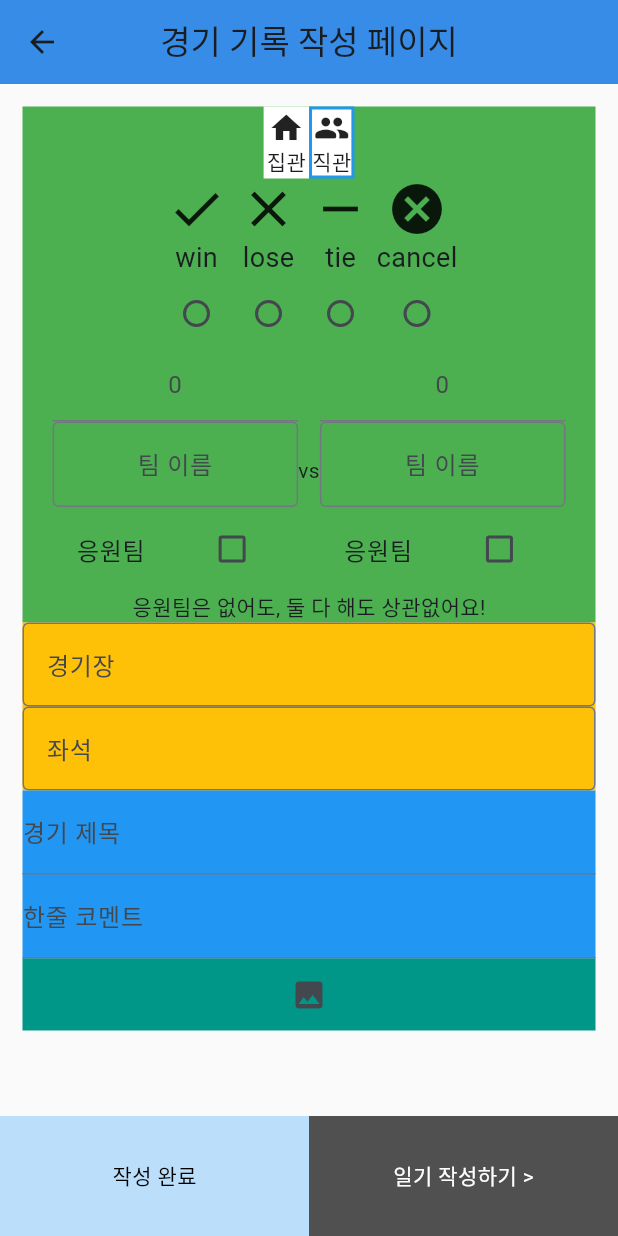
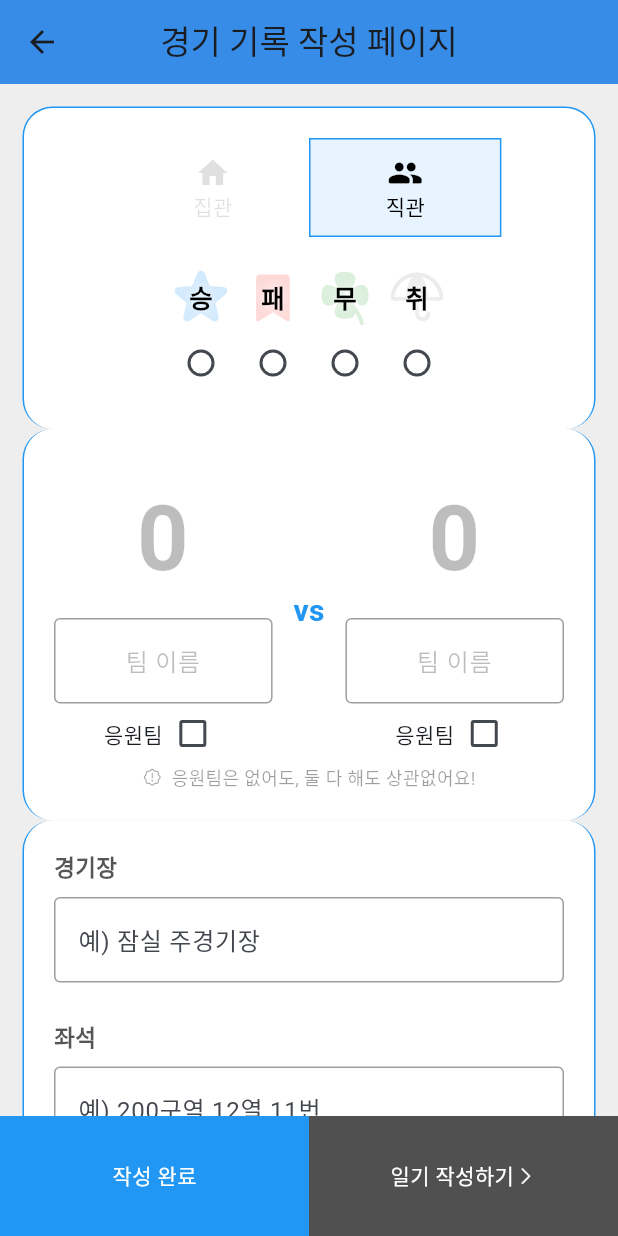
Before and after one commit to sangsu-yale/stikku_frontend, a Flutter app: the WritePage screen opened by its route, after a tap on "직관", on a phone screen of 412 x 824 dp. Run offline on Flutter 3.47's test engine with Material 3 defaults, Android fonts, the phone set to English and light mode, and no system bars; our stand-ins replace device_preview, dio, flutter_speed_dial, get, google_sign_in, image_picker and 3 more; accounts and stored records are empty; generated files the repository leaves out were written again.

Commit message:
디자인 : 폼

```diff
--- a/lib/pages/write_page.dart
+++ b/lib/pages/write_page.dart
@@ -1,6 +1,7 @@
 import 'package:flutter/material.dart';
 import 'package:flutter/services.dart';
 import 'package:get/get.dart';
+import 'package:stikku_frontend/config/custom_icons.dart';
 import 'package:stikku_frontend/controllers/diary_dialog_controller.dart';
 import 'package:stikku_frontend/controllers/write_form_controller.dart';
 
@@ -8,6 +9,7 @@ part '../widgets/write/section_4_form.dart';
 part '../widgets/write/section_3_form.dart';
 part '../widgets/write/section_2_form.dart';
 part '../widgets/write/section_1_form.dart';
+part '../widgets/write/section_0_form.dart';
 part '../widgets/write/two_bottom_buttons.dart';
 
 class WritePage extends StatelessWidget {
@@ -51,12 +53,13 @@ class WritePage extends StatelessWidget {
 
       // body
       body: Container(
-        padding: const EdgeInsets.all(15),
+        color: Colors.grey[200],
         // <------------- 스크롤뷰 ------------->
         child: SingleChildScrollView(
           // <------------- 폼 시작 ------------->
           child: Column(
             children: [
+              _Section0Form(formController: formController),
               // 1번 : 직관 유무 / 게임 결과 / 팀별 점수, 이름 / 응원팀 유무
               _Section1Form(
                 formController: formController,
@@ -90,11 +93,11 @@ class WritePage extends StatelessWidget {
                   }
                 },
                 child: Container(
-                  color: Colors.blue[100],
+                  color: Colors.blue,
                   child: const Column(
                     mainAxisAlignment: MainAxisAlignment.center,
                     children: <Widget>[
-                      Text("작성 완료", style: TextStyle(color: Colors.black))
+                      Text("작성 완료", style: TextStyle(color: Colors.white))
                     ],
                   ),
                 ),
@@ -116,7 +119,18 @@ class WritePage extends StatelessWidget {
                   child: const Column(
                     mainAxisAlignment: MainAxisAlignment.center,
                     children: <Widget>[
-                      Text("일기 작성하기 >", style: TextStyle(color: Colors.white))
+                      Row(
+                        mainAxisAlignment: MainAxisAlignment.center,
+                        children: [
+                          Text("일기 작성하기",
+                              style: TextStyle(color: Colors.white)),
+                          Icon(
+                            Custom.caretright,
+                            color: Colors.white,
+                            size: 15,
+                          )
+                        ],
+                      )
                     ],
                   ),
                 ),
--- a/lib/widgets/calendar/fab_write_button.dart
+++ b/lib/widgets/calendar/fab_write_button.dart
@@ -53,7 +53,7 @@ class _FabWriteButton extends StatelessWidget {
 // child 버튼 설정
   SpeedDialChild dialChild(result, resultLabel, resultIcon, color) {
     return SpeedDialChild(
-      backgroundColor: Colors.transparent,
+      backgroundColor: Colors.white,
       elevation: 0,
       onTap: () {
         Get.toNamed('/write', arguments: {
--- /dev/null
+++ b/lib/widgets/write/section_0_form.dart
@@ -0,0 +1,180 @@
+part of '../../pages/write_page.dart';
+
+class _Section0Form extends StatelessWidget {
+  const _Section0Form({
+    required this.formController,
+  });
+
+  final FormController formController;
+
+  @override
+  Widget build(BuildContext context) {
+    return Center(
+      child: Container(
+        margin: const EdgeInsets.fromLTRB(15, 15, 15, 0),
+        padding: const EdgeInsets.all(20),
+        decoration: BoxDecoration(
+          color: Colors.white,
+          borderRadius: BorderRadius.circular(20),
+          border: const Border(
+            top: BorderSide(width: 1.0, color: Colors.blue),
+            left: BorderSide(width: 1.0, color: Colors.blue),
+            right: BorderSide(width: 1.0, color: Colors.blue),
+            // 아래쪽 경계선을 설정하지 않음
+          ),
+        ),
+        // * 1번 폼 (✅ 직관 유무, 점수 2, 팀 이름 2, 응원팀 2)
+        child: Column(
+          children: [
+            // ✅ 직관 유무
+            Row(
+              mainAxisAlignment: MainAxisAlignment.center,
+              children: [
+                _buildObserverButton(false, Icons.home, "집관", formController),
+                _buildObserverButton(
+                    true, Icons.group_rounded, "직관", formController),
+              ],
+            ),
+            const SizedBox(
+              height: 20,
+            ),
+            // ✅ 승취무패
+            Row(
+              mainAxisAlignment: MainAxisAlignment.center,
+              children: _buildResultOption(),
+            ),
+          ],
+        ),
+      ),
+    );
+  }
+
+// ✅ 승패무취
+  List<Widget> _buildResultOption() {
+    return List.generate(4, (index) {
+      // 승취무패 옵션
+
+      IconData icon;
+      Color color;
+      String options;
+      String viewOptions;
+
+      switch (index) {
+        case 0:
+          icon = Custom.star_1;
+          color = Colors.blue;
+          options = 'win';
+          viewOptions = '승';
+          break;
+        case 1:
+          icon = Custom.bookmarksimple__1_;
+          color = Colors.red;
+          options = 'lose';
+          viewOptions = '패';
+          break;
+        case 2:
+          icon = Custom.clover__1_;
+          color = Colors.green;
+          options = 'tie';
+          viewOptions = '무';
+          break;
+        case 3:
+          icon = Custom.umbrella__1_;
+          color = Colors.grey;
+          options = 'cancel';
+          viewOptions = '취';
+          break;
+        default:
+          icon = Custom.alien; // 기본 아이콘 설정
+          color = Colors.black; // 기본 색상 설정
+          options = 'cancel';
+          viewOptions = '취';
+      }
+      return Row(
+        mainAxisAlignment: MainAxisAlignment.center,
+        children: [
+          Column(
+            children: [
+              Stack(
+                alignment: AlignmentDirectional.center,
+                children: [
+                  Icon(
+                    icon,
+                    size: 40,
+                    color: color.withOpacity(0.2),
+                  ),
+                  Text(
+                    viewOptions,
+                    style: const TextStyle(
+                      fontSize: 17,
+                      color: Colors.black,
+                      fontWeight: FontWeight.w900,
+                      shadows: [
+                        BoxShadow(
+                          color: Colors.white,
+                          spreadRadius: 1,
+                          blurRadius: 10,
+                          offset: Offset(0, 0),
+                        ),
+                      ],
+                    ),
+                  ),
+                ],
+              ),
+              Obx(() {
+                return Radio<String>(
+                  value: options,
+                  groupValue: formController.result.value,
+                  onChanged: (value) {
+                    formController.result.value = value!;
+                  },
+                );
+              }),
+            ],
+          ),
+        ],
+      );
+    });
+  }
+}
+
+// 직관, 집관 유무
+Widget _buildObserverButton(bool selectedValue, IconData icon, String label,
+    FormController formController) {
+  return Obx(() {
+    return GestureDetector(
+      onTap: () {
+        formController.setSelectedValue(selectedValue);
+      },
+      child: Container(
+        padding: const EdgeInsets.symmetric(horizontal: 50, vertical: 10),
+        decoration: BoxDecoration(
+          color: selectedValue == formController.viewingMode.value
+              ? const Color.fromARGB(255, 231, 244, 255)
+              : Colors.transparent,
+          border: Border.all(
+            color: selectedValue == formController.viewingMode.value
+                ? Colors.blue
+                : Colors.transparent,
+            width: 1.0,
+          ),
+        ),
+        child: Column(
+          children: [
+            Icon(icon,
+                color: selectedValue == formController.viewingMode.value
+                    ? Colors.black
+                    : Colors.black12),
+            Text(
+              label,
+              style: TextStyle(
+                  color: selectedValue == formController.viewingMode.value
+                      ? Colors.black
+                      : Colors.black12),
+            ),
+          ],
+        ),
+      ),
+    );
+  });
+}
--- a/lib/widgets/write/section_1_form.dart
+++ b/lib/widgets/write/section_1_form.dart
@@ -9,85 +9,64 @@ class _Section1Form extends StatelessWidget {
 
   @override
   Widget build(BuildContext context) {
-    return Container(
-      color: Colors.green,
+    return Center(
+      child: Container(
+        margin: const EdgeInsets.fromLTRB(15, 0, 15, 0),
+        padding: const EdgeInsets.all(20),
+        decoration: BoxDecoration(
+          color: Colors.white,
+          borderRadius: BorderRadius.circular(20),
+          border: const Border(
+            left: BorderSide(width: 1.0, color: Colors.blue),
+            right: BorderSide(width: 1.0, color: Colors.blue),
+            // 아래쪽 경계선을 설정하지 않음
+          ),
+        ),
         // * 1번 폼 (✅ 직관 유무, 점수 2, 팀 이름 2, 응원팀 2)
         child: Column(
           children: [
-          // ✅ 직관 유무
-          Row(
-            mainAxisAlignment: MainAxisAlignment.center,
-            children: [
-              _buildObserverButton(false, Icons.home, "집관", formController),
-              _buildObserverButton(
-                  true, Icons.group_rounded, "직관", formController),
-            ],
-          ),
-
-          // ✅ 승취무패
-          Row(
-            mainAxisAlignment: MainAxisAlignment.center,
-            children: _buildResultOption(),
-          ),
-
             // ✅ 점수, 팀 이름, 응원팀
             Row(
-            mainAxisAlignment: MainAxisAlignment.center,
+              mainAxisAlignment: MainAxisAlignment.spaceBetween,
               crossAxisAlignment: CrossAxisAlignment.center,
               children: [
                 // 1팀
                 _buildTeamInput(1, formController.score1, formController.team1,
                     formController.team1IsMyTeam),
-              const Flexible(flex: 1, child: Text("vs")),
+                const Flexible(
+                    flex: 1,
+                    child: Text(
+                      "vs",
+                      style: TextStyle(
+                          fontSize: 20,
+                          fontWeight: FontWeight.bold,
+                          color: Colors.blue),
+                    )),
                 // 2팀
                 _buildTeamInput(2, formController.score2, formController.team2,
                     formController.team2IsMyTeam),
               ],
             ),
-          const Text("응원팀은 없어도, 둘 다 해도 상관없어요!"),
+            const Row(
+              crossAxisAlignment: CrossAxisAlignment.center,
+              mainAxisAlignment: MainAxisAlignment.center,
+              children: [
+                Icon(Custom.sealwarning_1, size: 13, color: Colors.black38),
+                Text(
+                  "  응원팀은 없어도, 둘 다 해도 상관없어요!",
+                  style: TextStyle(fontSize: 12, color: Colors.black38),
+                ),
               ],
+            ),
+          ],
+        ),
       ),
     );
   }
 
-// 승패무취
-  List<Widget> _buildResultOption() {
-    return List.generate(4, (index) {
-      // 승취무패 옵션
-      final List<String> options = ["win", "lose", "tie", "cancel"];
-      final List<IconData> icons = [
-        Icons.check,
-        Icons.close,
-        Icons.remove,
-        Icons.cancel,
-      ];
-      return Row(
-        mainAxisAlignment: MainAxisAlignment.center,
-        children: [
-          Column(
-            children: [
-              Icon(icons[index], size: 40),
-              Text(options[index], style: const TextStyle(fontSize: 18)),
-              Obx(() {
-                return Radio<String>(
-                  value: options[index],
-                  groupValue: formController.result.value,
-                  onChanged: (value) {
-                    formController.result.value = value!;
-                  },
-                );
-              }),
-            ],
-          ),
-        ],
-      );
-    });
-  }
-}
-
 // 점수, 팀 이름, 응원팀 폼
-Widget _buildTeamInput(int teamNumber, RxString scoreValue, RxString teamValue,
-    RxBool isMyTeamValue) {
+  Widget _buildTeamInput(int teamNumber, RxString scoreValue,
+      RxString teamValue, RxBool isMyTeamValue) {
     return Flexible(
       flex: 3,
       fit: FlexFit.tight,
@@ -96,18 +75,17 @@ Widget _buildTeamInput(int teamNumber, RxString scoreValue, RxString teamValue,
           // 팀 점수
           Obx(() {
             return TextFormField(
+              style: const TextStyle(fontSize: 60, fontWeight: FontWeight.bold),
               initialValue: scoreValue.value == '0' ? null : scoreValue.value,
               onChanged: (value) {
                 scoreValue.value = value;
               },
               keyboardType: TextInputType.number,
               textAlign: TextAlign.center,
-            decoration: InputDecoration(
+              decoration: const InputDecoration(
                 hintText: '0',
-              border: scoreValue.value.isEmpty
-                  ? const OutlineInputBorder(
-                      borderSide: BorderSide(color: Colors.red))
-                  : null,
+                hintStyle: TextStyle(color: Colors.black26),
+                border: InputBorder.none,
               ),
               inputFormatters: <TextInputFormatter>[
                 FilteringTextInputFormatter.digitsOnly // 숫자만 입력 가능하도록 설정
@@ -122,25 +100,42 @@ Widget _buildTeamInput(int teamNumber, RxString scoreValue, RxString teamValue,
               teamValue.value = value;
             },
             textAlign: TextAlign.center,
-          decoration: InputDecoration(
+            decoration: const InputDecoration(
               hintText: '팀 이름',
-            border: teamValue.value.isEmpty
-                ? const OutlineInputBorder(
-                    borderSide: BorderSide(color: Colors.red))
-                : null,
+              hintStyle: TextStyle(color: Colors.black26),
+              border: OutlineInputBorder(
+                borderSide: BorderSide(color: Colors.red),
+              ),
+              focusedBorder: OutlineInputBorder(
+                borderSide: BorderSide(color: Colors.blue), // 포커스 시 보더 색상
+              ),
+              enabledBorder: OutlineInputBorder(
+                borderSide: BorderSide(color: Colors.grey), // 활성화된 상태의 보더 색상
+              ),
+              errorBorder: OutlineInputBorder(
+                borderSide: BorderSide(color: Colors.redAccent), // 에러 상태의 보더 색상
+              ),
+              disabledBorder: OutlineInputBorder(
+                borderSide: BorderSide(color: Colors.grey), // 비활성 상태의 보더 색상
+              ),
             ),
           ),
 
           // 팀 응원
           Obx(
             () {
-            return CheckboxListTile(
-              checkColor: Colors.black,
-              title: const Text("응원팀"),
+              return Row(
+                mainAxisSize: MainAxisSize.min,
+                children: [
+                  const Text("응원팀"),
+                  Checkbox(
+                      checkColor: Colors.white,
+                      materialTapTargetSize: MaterialTapTargetSize.shrinkWrap,
                       value: isMyTeamValue.value,
                       onChanged: (bool? value) {
                         isMyTeamValue.value = !(isMyTeamValue.value);
-              },
+                      })
+                ],
               );
             },
           ),
@@ -148,32 +143,4 @@ Widget _buildTeamInput(int teamNumber, RxString scoreValue, RxString teamValue,
       ),
     );
   }
-
-// 직관, 집관 유무
-Widget _buildObserverButton(bool selectedValue, IconData icon, String label,
-    FormController formController) {
-  return Obx(() {
-    return GestureDetector(
-      onTap: () {
-        formController.setSelectedValue(selectedValue);
-      },
-      child: Container(
-        decoration: BoxDecoration(
-          color: Colors.white,
-          border: Border.all(
-            color: selectedValue == formController.viewingMode.value
-                ? Colors.blue
-                : Colors.transparent,
-            width: 2.0,
-          ),
-        ),
-        child: Column(
-          children: [
-            Icon(icon),
-            Text(label),
-          ],
-        ),
-      ),
-    );
-  });
 }
--- a/lib/widgets/write/section_2_form.dart
+++ b/lib/widgets/write/section_2_form.dart
@@ -10,17 +10,45 @@ class _Section2Form extends StatelessWidget {
   @override
   Widget build(BuildContext context) {
     return Container(
-      color: Colors.amber,
+      margin: const EdgeInsets.fromLTRB(15, 0, 15, 0),
+      padding: const EdgeInsets.all(20),
+      decoration: BoxDecoration(
+        color: Colors.white,
+        borderRadius: BorderRadius.circular(20),
+        border: const Border(
+          left: BorderSide(width: 1.0, color: Colors.blue),
+          right: BorderSide(width: 1.0, color: Colors.blue),
+          // 아래쪽 경계선을 설정하지 않음
+        ),
+      ),
       // * ✅ 2번 폼 (경기장, 좌석)
       child: Column(
+        mainAxisAlignment: MainAxisAlignment.start,
+        crossAxisAlignment: CrossAxisAlignment.start,
         children: [
+          const Text(
+            "경기장",
+            style: TextStyle(
+                fontSize: 15,
+                fontWeight: FontWeight.bold,
+                color: Color.fromARGB(170, 0, 0, 0)),
+          ),
+          const SizedBox(height: 10),
           // 경기장
           _buildStadiumAndSeatInput(
-              "경기장", formController.viewingMode, formController.stadium),
-
+              "예) 잠실 주경기장", formController.viewingMode, formController.stadium),
+          const SizedBox(height: 25),
+          const Text(
+            "좌석",
+            style: TextStyle(
+                fontSize: 15,
+                fontWeight: FontWeight.bold,
+                color: Color.fromARGB(170, 0, 0, 0)),
+          ),
           // 좌석
-          _buildStadiumAndSeatInput(
-              "좌석", formController.viewingMode, formController.seatLocation),
+          const SizedBox(height: 10),
+          _buildStadiumAndSeatInput("예) 200구역 12열 11번",
+              formController.viewingMode, formController.seatLocation),
         ],
       ),
     );
@@ -35,10 +63,12 @@ Widget _buildStadiumAndSeatInput(
       readOnly: viewingMode.value ? false : true,
       decoration: InputDecoration(
         hintText: viewingMode.value ? stadiumORseat : "집관",
-        border: seatLocation.value == ""
-            ? const OutlineInputBorder(
-                borderSide: BorderSide(color: Colors.red))
-            : null,
+        focusedBorder: const OutlineInputBorder(
+          borderSide: BorderSide(color: Colors.blue), // 포커스 시 보더 색상
+        ),
+        enabledBorder: const OutlineInputBorder(
+          borderSide: BorderSide(color: Colors.grey), // 활성화된 상태의 보더 색상
+        ),
       ),
       onChanged: (value) {
         seatLocation.value = value;
--- a/lib/widgets/write/section_3_form.dart
+++ b/lib/widgets/write/section_3_form.dart
@@ -10,21 +10,65 @@ class _Section3Form extends StatelessWidget {
   @override
   Widget build(BuildContext context) {
     return Container(
-      color: Colors.blue,
+      margin: const EdgeInsets.fromLTRB(15, 0, 15, 0),
+      padding: const EdgeInsets.all(20),
+      decoration: BoxDecoration(
+        color: Colors.white,
+        borderRadius: BorderRadius.circular(20),
+        border: const Border(
+          left: BorderSide(width: 1.0, color: Colors.blue),
+          right: BorderSide(width: 1.0, color: Colors.blue),
+          // 아래쪽 경계선을 설정하지 않음
+        ),
+      ),
       // 3번 폼 (경기 제목, 한줄 코멘트)
       child: Column(
+        mainAxisAlignment: MainAxisAlignment.start,
+        crossAxisAlignment: CrossAxisAlignment.start,
         // 경기 제목
         children: [
-          TextField(
-            decoration: const InputDecoration(labelText: '경기 제목'),
+          const Text(
+            "경기 제목",
+            style: TextStyle(
+                fontSize: 15,
+                fontWeight: FontWeight.bold,
+                color: Color.fromARGB(170, 0, 0, 0)),
+          ),
+          const SizedBox(height: 10),
+          TextFormField(
+            decoration: const InputDecoration(
+              hintText: '예) OO리그 2차전',
+              focusedBorder: OutlineInputBorder(
+                borderSide: BorderSide(color: Colors.blue), // 포커스 시 보더 색상
+              ),
+              enabledBorder: OutlineInputBorder(
+                borderSide: BorderSide(color: Colors.grey), // 활성화된 상태의 보더 색상
+              ),
+            ),
             onChanged: (value) {
               formController.gameTitle.value = value;
             },
           ),
-
+          const SizedBox(height: 25),
+          const Text(
+            "한줄 코멘트",
+            style: TextStyle(
+                fontSize: 15,
+                fontWeight: FontWeight.bold,
+                color: Color.fromARGB(170, 0, 0, 0)),
+          ),
+          const SizedBox(height: 10),
           // 한줄 코멘트
-          TextField(
-            decoration: const InputDecoration(labelText: '한줄 코멘트'),
+          TextFormField(
+            decoration: const InputDecoration(
+              hintText: '경기에 대한 한줄 코멘트',
+              focusedBorder: OutlineInputBorder(
+                borderSide: BorderSide(color: Colors.blue), // 포커스 시 보더 색상
+              ),
+              enabledBorder: OutlineInputBorder(
+                borderSide: BorderSide(color: Colors.grey), // 활성화된 상태의 보더 색상
+              ),
+            ),
             onChanged: (value) {
               formController.comment.value = value;
             },
--- a/lib/widgets/write/section_4_form.dart
+++ b/lib/widgets/write/section_4_form.dart
@@ -10,7 +10,18 @@ class _Section4Form extends StatelessWidget {
   @override
   Widget build(BuildContext context) {
     return Container(
-      color: Colors.teal,
+      margin: const EdgeInsets.fromLTRB(15, 0, 15, 15),
+      padding: const EdgeInsets.all(20),
+      decoration: BoxDecoration(
+        color: Colors.white,
+        borderRadius: BorderRadius.circular(20),
+        border: const Border(
+          bottom: BorderSide(width: 1.0, color: Colors.blue),
+          left: BorderSide(width: 1.0, color: Colors.blue),
+          right: BorderSide(width: 1.0, color: Colors.blue),
+          // 아래쪽 경계선을 설정하지 않음
+        ),
+      ),
       // 4번 폼 (사진)
       child: Row(
         mainAxisAlignment: MainAxisAlignment.center,
```
Lines whose indentation alone changed are shown as unchanged.
